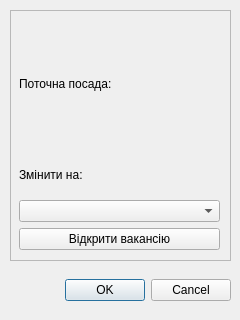
Qt form dialog_changeposition.ui (landrew31/db_course_work) before a commit.
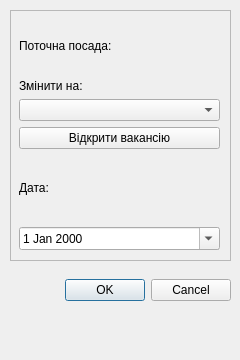
The same form after that commit.

Patch:
```diff
--- a/dialog_changeposition.ui
+++ b/dialog_changeposition.ui
@@ -7,7 +7,7 @@
     <x>0</x>
     <y>0</y>
     <width>240</width>
-    <height>320</height>
+    <height>360</height>
    </rect>
   </property>
   <property name="windowTitle">
@@ -59,6 +59,12 @@
     <layout class="QVBoxLayout" name="verticalLayout">
      <item>
       <widget class="QLabel" name="staffNameSurname">
+       <property name="sizePolicy">
+        <sizepolicy hsizetype="Preferred" vsizetype="Maximum">
+         <horstretch>0</horstretch>
+         <verstretch>0</verstretch>
+        </sizepolicy>
+       </property>
        <property name="text">
         <string/>
        </property>
@@ -69,6 +75,12 @@
      </item>
      <item>
       <widget class="QLabel" name="label_2">
+       <property name="sizePolicy">
+        <sizepolicy hsizetype="Preferred" vsizetype="Maximum">
+         <horstretch>0</horstretch>
+         <verstretch>0</verstretch>
+        </sizepolicy>
+       </property>
        <property name="text">
         <string>Поточна посада:</string>
        </property>
@@ -76,6 +88,12 @@
      </item>
      <item>
       <widget class="QLabel" name="currentPosition">
+       <property name="sizePolicy">
+        <sizepolicy hsizetype="Preferred" vsizetype="Maximum">
+         <horstretch>0</horstretch>
+         <verstretch>0</verstretch>
+        </sizepolicy>
+       </property>
        <property name="text">
         <string/>
        </property>
@@ -86,6 +104,12 @@
      </item>
      <item>
       <widget class="QLabel" name="label_4">
+       <property name="sizePolicy">
+        <sizepolicy hsizetype="Preferred" vsizetype="Maximum">
+         <horstretch>0</horstretch>
+         <verstretch>0</verstretch>
+        </sizepolicy>
+       </property>
        <property name="text">
         <string>Змінити на:</string>
        </property>
@@ -111,6 +135,20 @@
        </property>
       </widget>
      </item>
+     <item>
+      <widget class="QLabel" name="label">
+       <property name="text">
+        <string>Дата:</string>
+       </property>
+      </widget>
+     </item>
+     <item>
+      <widget class="QDateEdit" name="changeDate">
+       <property name="calendarPopup">
+        <bool>true</bool>
+       </property>
+      </widget>
+     </item>
     </layout>
    </widget>
   </widget>
```
